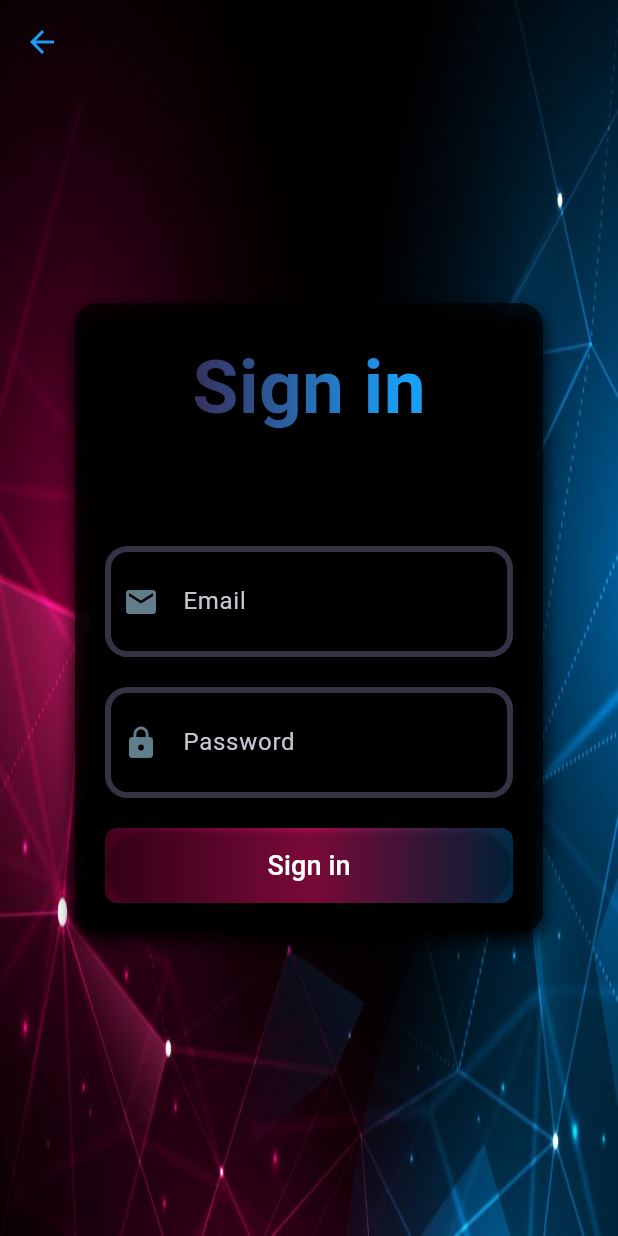
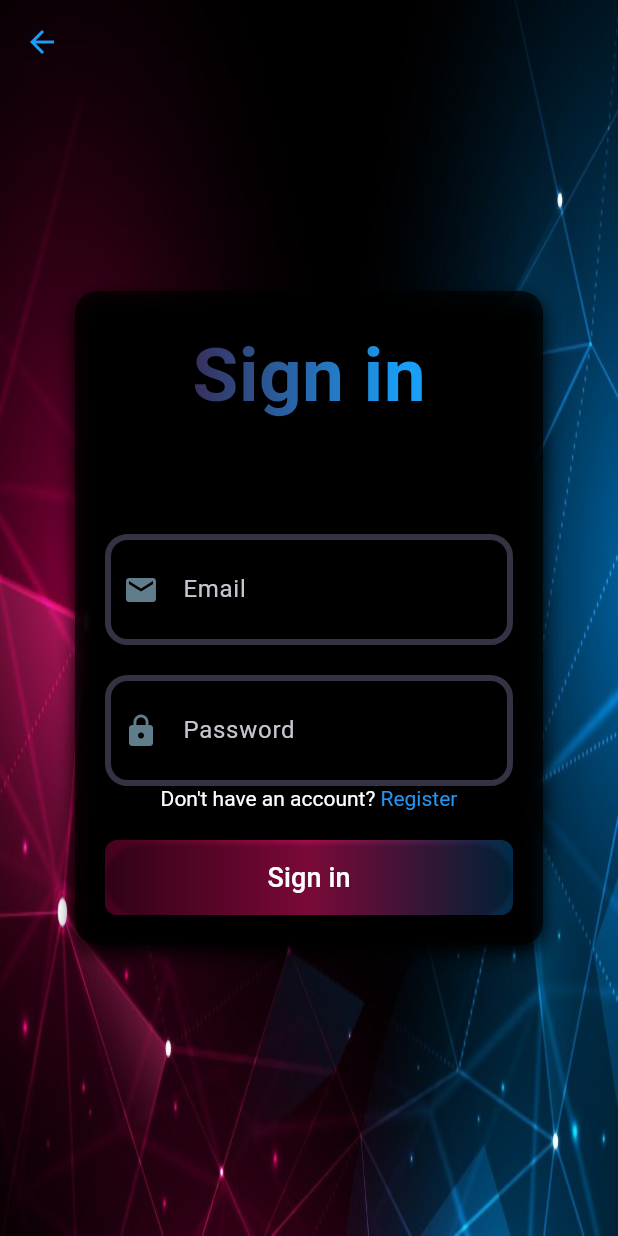
Before and after one commit to ezzmasree/ezz_dabhne, a Flutter app: the screen it shows after launch, after a tap on "log in", on a phone screen of 412 x 824 dp. Run offline on Flutter 3.47's test engine with Material 3 defaults, Android fonts, the phone set to English and light mode, and no system bars; our stand-ins replace flutter_svg.

Commit message:
change the style of sign in and again

```diff
--- a/wibsite/lib/sign_in/main.dart
+++ b/wibsite/lib/sign_in/main.dart
@@ -1,9 +1,13 @@
+// ignore_for_file: prefer_const_constructors
+
 import 'dart:convert';
+import 'package:flutter/gestures.dart';
 import 'package:flutter/material.dart';
 import 'package:http/http.dart' as http;
 import 'package:wibsite/sign_in/palet.dart';
 import 'package:wibsite/sign_in/singboton.dart';
 import 'package:wibsite/sign_in/textfiled.dart';
+import 'package:wibsite/sign_up/sign_up.dart';
 import 'package:wibsite/the_main_page/the_mainpage.dart';
 
 class SignIn extends StatefulWidget {
@@ -146,8 +150,36 @@ class _SignInState extends State<SignIn> {
                       hint: "Password",
                       secrt: true,
                     ),
+                    RichText(
+                      text: TextSpan(
+                        text: "Don't have an account? ",
+                        style: TextStyle(
+                            color: Colors.white), // Style for the regular text
+                        children: [
+                          TextSpan(
+                            text: "Register",
+                            style: TextStyle(
+                                color: Colors
+                                    .blue), // Style for the clickable text
+                            recognizer: TapGestureRecognizer()
+                              ..onTap = () {
+                                // Navigate to another page
+                                Navigator.push(
+                                  context,
+                                  MaterialPageRoute(
+                                      builder: (context) =>
+                                          SignUp()), // Replace with your page
+                                );
+                              },
+                          ),
+                        ],
+                      ),
+                    ),
+
+                    // Text("Rigister"),
                     Visibility(
                       visible: _isVisible,
+                      // ignore: prefer_const_constructors
                       child: Text(
                         "Wrong password or email",
                         style: TextStyle(
--- a/wibsite/lib/sign_up/sign_up.dart
+++ b/wibsite/lib/sign_up/sign_up.dart
@@ -34,7 +34,7 @@ class SignUp extends StatelessWidget {
           padding: EdgeInsets.all(25),
           decoration: BoxDecoration(
             image: DecorationImage(
-              image: AssetImage('assets/sign_up/dark.jpg'),
+              image: AssetImage('assets/sign_up/blue.png'),
               fit: BoxFit
                   .fill, // Use cover for full coverage while maintaining aspect ratio
             ),
```
Also changed, not shown: wibsite/assets/sign_up/blue.png (added).
